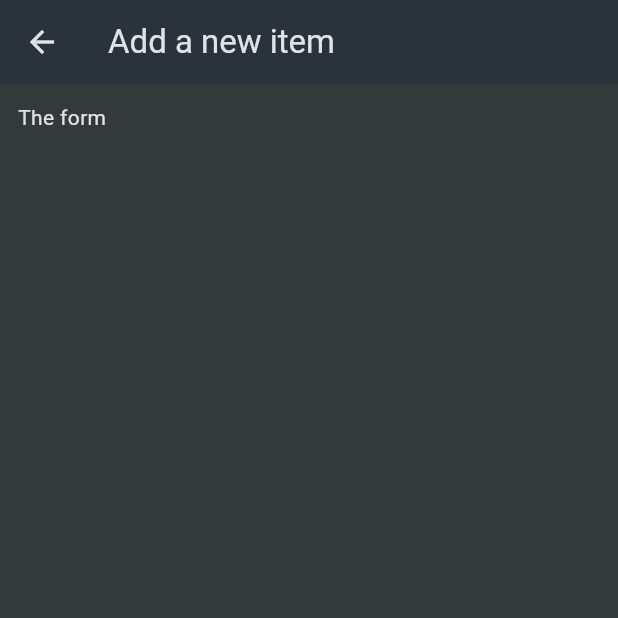
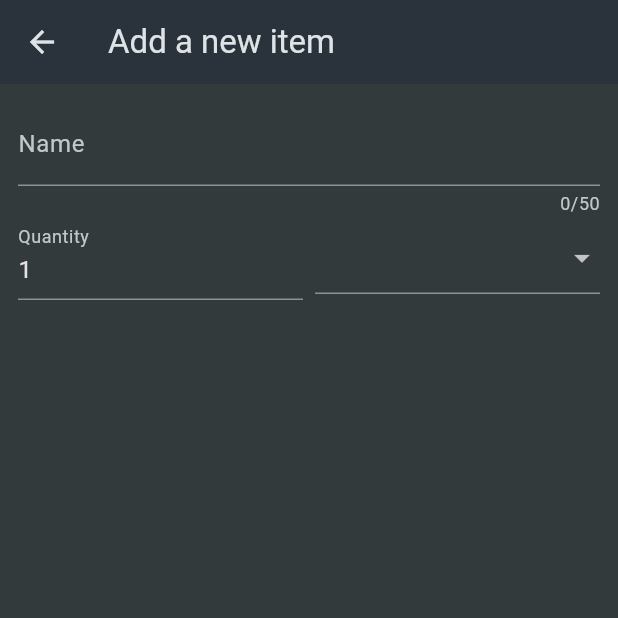
Before and after one commit to martirosianartur/ShoppingList, a Flutter app: the NewItem screen opened directly, on a phone screen of 412 x 824 dp, the top half of it. Run offline on Flutter 3.47's test engine with Material 3 defaults, Android fonts, the phone set to English and light mode, and no system bars.

Commit message:
Add dropdown button for new items

```diff
--- a/lib/widgets/new_item.dart
+++ b/lib/widgets/new_item.dart
@@ -1,4 +1,5 @@
 import 'package:flutter/material.dart';
+import 'package:shopping_list/data/categories.dart';
 
 class NewItem extends StatefulWidget {
   const NewItem({super.key});
@@ -18,7 +19,55 @@ class _NewItemState extends State<NewItem> {
       ),
       body: Padding(
         padding: const EdgeInsets.all(12),
-        child: Text('The form'),
+        child: Form(
+            child: Column(
+          children: [
+            TextFormField(
+              maxLength: 50,
+              decoration: const InputDecoration(
+                label: Text('Name'),
+              ),
+              validator: (value) {
+                return 'Demo...';
+              },
+            ), // instead of TextField()
+            Row(
+              children: [
+                Expanded(
+                  child: TextFormField(
+                    decoration: const InputDecoration(
+                      label: Text('Quantity'),
+                    ),
+                    initialValue: '1',
+                  ),
+                ),
+                const SizedBox(width: 8),
+                Expanded(
+                  child: DropdownButtonFormField(
+                    items: [
+                      for (final category in categories.entries)
+                        DropdownMenuItem(
+                          value: category.value,
+                          child: Row(
+                            children: [
+                              Container(
+                                width: 16,
+                                height: 16,
+                                color: category.value.color,
+                              ),
+                              const SizedBox(width: 6),
+                              Text(category.value.title),
+                            ],
+                          ),
+                        ),
+                    ],
+                    onChanged: (value) {},
+                  ),
+                ),
+              ],
+            )
+          ],
+        )),
       ),
     );
   }
```
